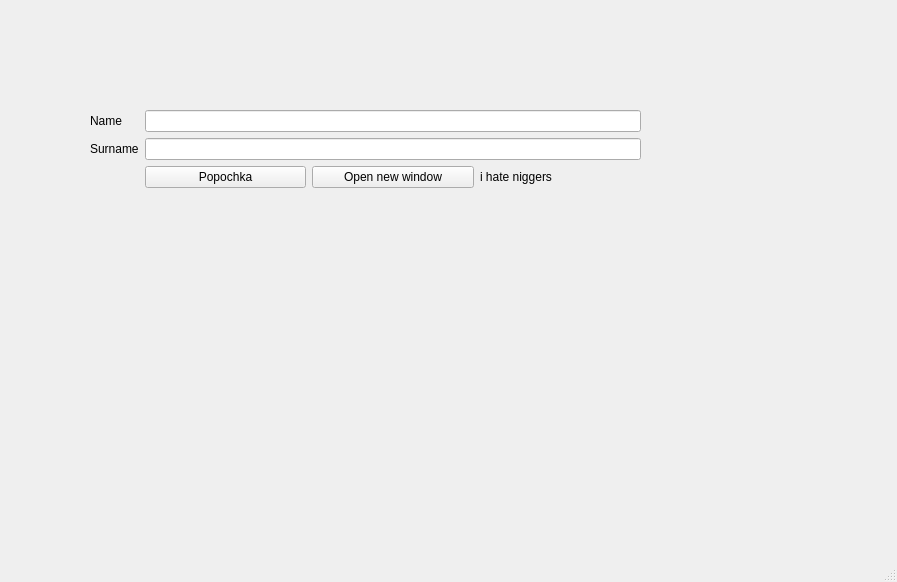
Andezion/BachelorProject, file mainwindow.ui: the form before one commit.
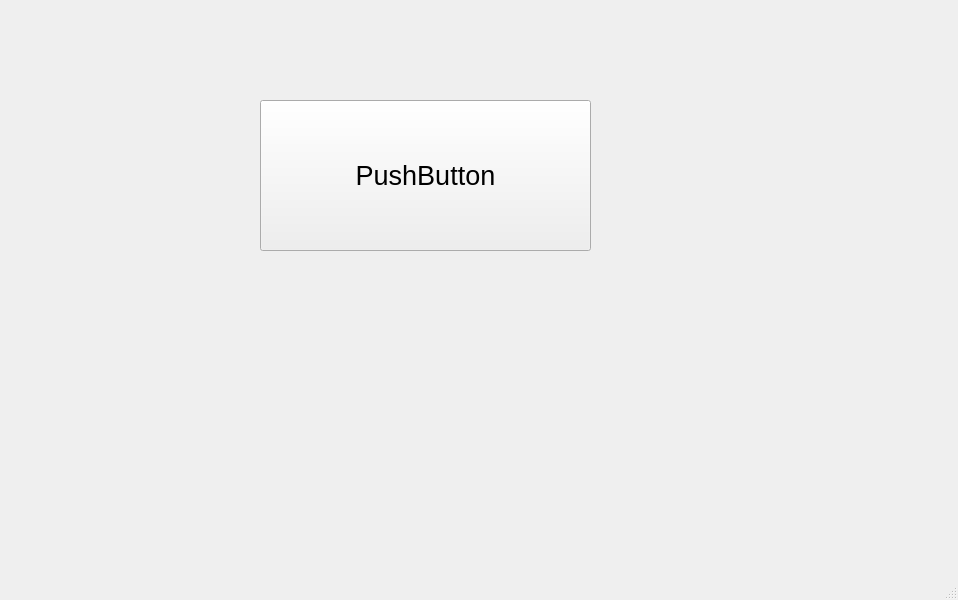
The form after the commit.

Patch:
```diff
--- a/mainwindow.ui
+++ b/mainwindow.ui
@@ -6,79 +6,37 @@
    <rect>
     <x>0</x>
     <y>0</y>
-    <width>897</width>
-    <height>582</height>
+    <width>958</width>
+    <height>600</height>
    </rect>
   </property>
+  <property name="sizePolicy">
+   <sizepolicy hsizetype="Minimum" vsizetype="Fixed">
+    <horstretch>0</horstretch>
+    <verstretch>0</verstretch>
+   </sizepolicy>
+  </property>
   <property name="windowTitle">
    <string>MainWindow</string>
   </property>
   <widget class="QWidget" name="centralwidget">
-   <widget class="QWidget" name="formLayoutWidget">
+   <widget class="QPushButton" name="pushButton">
     <property name="geometry">
      <rect>
-      <x>90</x>
-      <y>110</y>
-      <width>551</width>
-      <height>341</height>
+      <x>260</x>
+      <y>100</y>
+      <width>331</width>
+      <height>151</height>
      </rect>
     </property>
-    <layout class="QFormLayout" name="formLayout">
-     <item row="0" column="0">
-      <widget class="QLabel" name="label_2">
-       <property name="text">
-        <string>Name</string>
-       </property>
-      </widget>
-     </item>
-     <item row="1" column="0">
-      <widget class="QLabel" name="label_3">
-       <property name="text">
-        <string>Surname</string>
-       </property>
-      </widget>
-     </item>
-     <item row="0" column="1">
-      <widget class="QLineEdit" name="lineEdit"/>
-     </item>
-     <item row="1" column="1">
-      <widget class="QLineEdit" name="lineEdit_2"/>
-     </item>
-     <item row="2" column="1">
-      <layout class="QHBoxLayout" name="horizontalLayout">
-       <item>
-        <widget class="QPushButton" name="pushButton">
-         <property name="sizeIncrement">
-          <size>
-           <width>2</width>
-           <height>2</height>
-          </size>
-         </property>
-         <property name="autoFillBackground">
-          <bool>false</bool>
-         </property>
-         <property name="text">
-          <string>Popochka</string>
-         </property>
-        </widget>
-       </item>
-       <item>
-        <widget class="QPushButton" name="pushButton_2">
-         <property name="text">
-          <string>Open new window</string>
-         </property>
-        </widget>
-       </item>
-       <item>
-        <widget class="QLabel" name="label">
-         <property name="text">
-          <string>i hate niggers</string>
-         </property>
-        </widget>
-       </item>
-      </layout>
-     </item>
-    </layout>
+    <property name="font">
+     <font>
+      <pointsize>20</pointsize>
+     </font>
+    </property>
+    <property name="text">
+     <string>PushButton</string>
+    </property>
    </widget>
   </widget>
   <widget class="QMenuBar" name="menubar">
```
Left out of the diff: 2 changed lines with no effect on the pictures.
